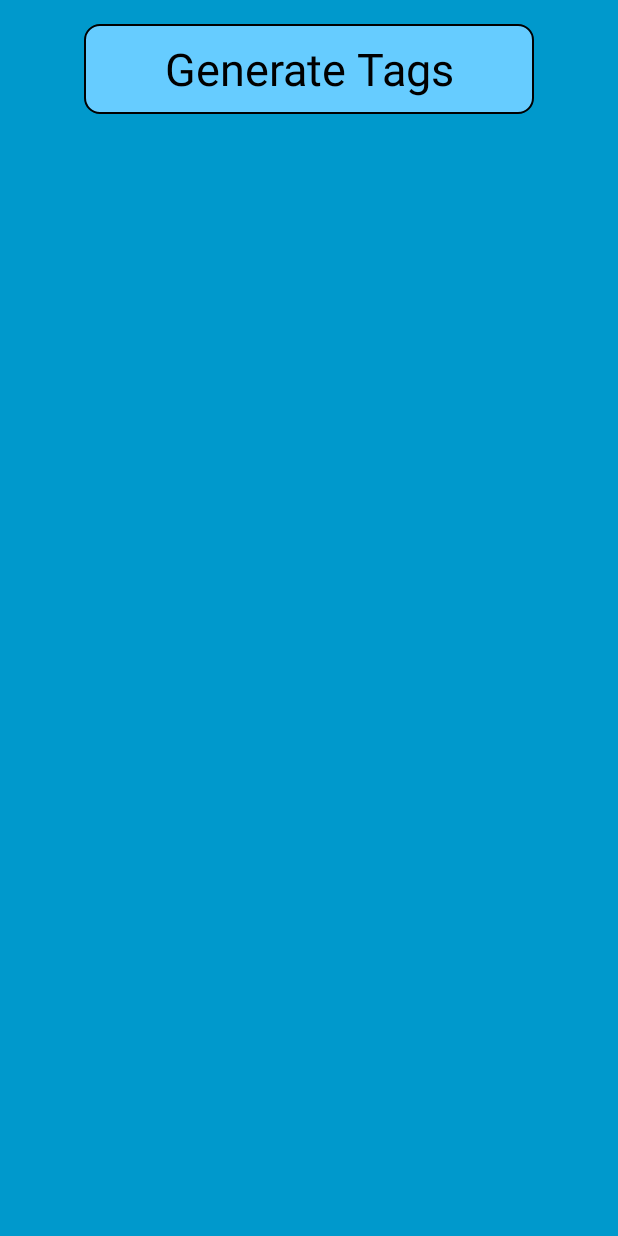
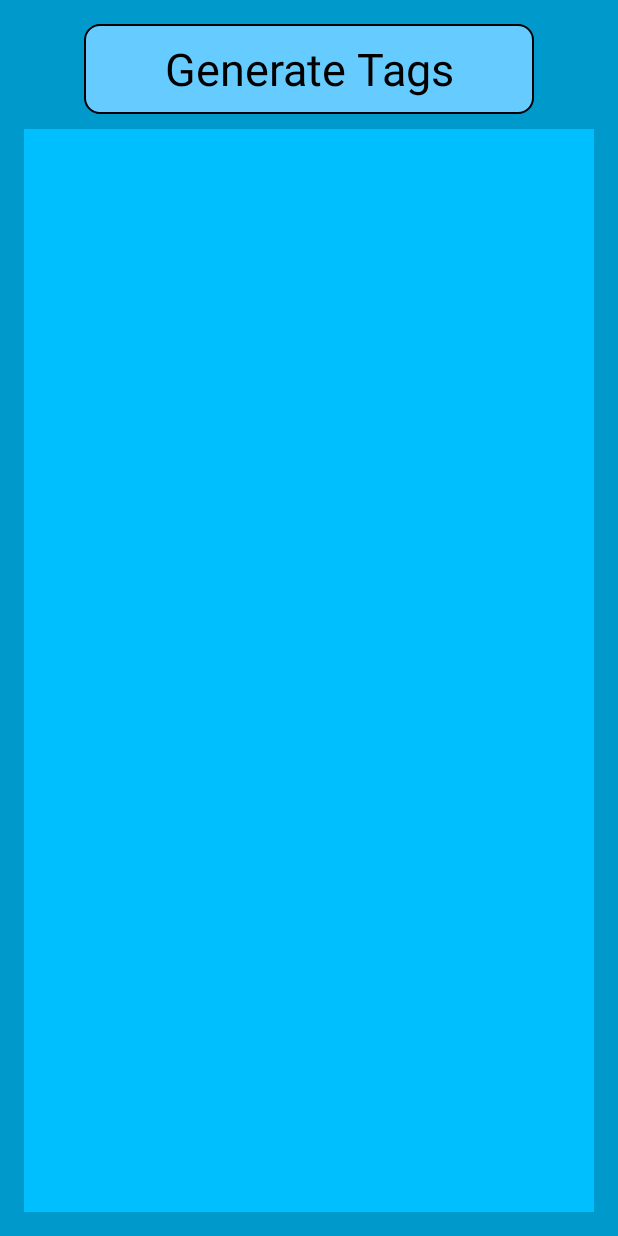
Before and after one commit to bikevin/PhotoTag, an Android app: the layout fragment_game.xml on its own in the app's theme, with its tools: preview values and no code run, on a phone screen of 412 x 824 dp. Run offline under Robolectric (Android 15) with nearby library versions, the phone set to English and light mode, and no system bars.

Commit message:
improved second activity UI

```diff
--- a/app/src/main/java/com/kevin/phototag/GameActivity.java
+++ b/app/src/main/java/com/kevin/phototag/GameActivity.java
@@ -45,6 +45,7 @@ public class GameActivity extends AppCompatActivity
         mNavigationDrawerFragment.setUp(
                 R.id.navigation_drawer,
                 (DrawerLayout) findViewById(R.id.drawer_layout));
+        getSupportActionBar().setTitle(" ");
     }
 
     @Override
--- a/app/src/main/res/layout/activity_game.xml
+++ b/app/src/main/res/layout/activity_game.xml
@@ -3,6 +3,7 @@
     xmlns:tools="http://schemas.android.com/tools" android:id="@+id/drawer_layout"
     android:layout_width="match_parent" android:layout_height="match_parent"
     tools:context="com.kevin.phototag.GameActivity">
+
 
     <!-- As the main content view, the view below consumes the entire
          space available using match_parent in both dimensions. -->
--- a/app/src/main/res/layout/fragment_game.xml
+++ b/app/src/main/res/layout/fragment_game.xml
@@ -20,5 +20,75 @@
         android:background="@drawable/generate_button"
         style="?android:attr/borderlessButtonStyle"
         />
+    <RelativeLayout
+        android:layout_marginTop="10dp"
+        android:layout_width="fill_parent"
+        android:layout_height="wrap_content"
+        android:layout_below="@id/generate_tags"
+        android:background="#00bfff"
+        >
+        <LinearLayout
+            android:layout_width="fill_parent"
+            android:layout_height="fill_parent"
+            android:orientation="vertical">
+            <TextView
+                android:id="@+id/left1"
+                android:textColor="#00628B"
+                android:layout_width="wrap_content"
+                android:layout_height="wrap_content" />
+            <TextView
+                android:id="@+id/left2"
+                android:textColor="#00628B"
+                android:layout_width="wrap_content"
+                android:layout_height="wrap_content" />
+            <TextView
+                android:id="@+id/left3"
+                android:textColor="#00628B"
+                android:layout_width="wrap_content"
+                android:layout_height="wrap_content" />
+            <TextView
+                android:id="@+id/left4"
+                android:textColor="#00628B"
+                android:layout_width="wrap_content"
+                android:layout_height="wrap_content" />
+            <TextView
+                android:id="@+id/left5"
+                android:textColor="#00628B"
+                android:layout_width="wrap_content"
+                android:layout_height="wrap_content" />
+
+        </LinearLayout>
+
+        <LinearLayout
+            android:orientation="vertical"
+            android:layout_width="50dp"
+            android:layout_height="fill_parent">
+            <TextView
+                android:id="@+id/right1"
+                android:textColor="#00628B"
+                android:layout_width="wrap_content"
+                android:layout_height="wrap_content" />
+            <TextView
+                android:id="@+id/right2"
+                android:textColor="#00628B"
+                android:layout_width="wrap_content"
+                android:layout_height="wrap_content" />
+            <TextView
+                android:id="@+id/right3"
+                android:textColor="#00628B"
+                android:layout_width="wrap_content"
+                android:layout_height="wrap_content" />
+            <TextView
+                android:id="@+id/right4"
+                android:textColor="#00628B"
+                android:layout_width="wrap_content"
+                android:layout_height="wrap_content" />
+            <TextView
+                android:id="@+id/right5"
+                android:textColor="#00628B"
+                android:layout_width="wrap_content"
+                android:layout_height="wrap_content" />
+        </LinearLayout>
+    </RelativeLayout>
 
 </RelativeLayout>
--- a/app/src/main/res/values/styles.xml
+++ b/app/src/main/res/values/styles.xml
@@ -1,7 +1,7 @@
 <resources>
 
     <!-- Base application theme. -->
-    <style name="AppTheme" parent="Theme.AppCompat.Light.NoActionBar">
+    <style name="AppTheme" parent="Theme.AppCompat.Light.DarkActionBar">
         <!-- Customize your theme here. -->
         <item name="colorPrimary">@color/colorPrimary</item>
         <item name="colorPrimaryDark">@color/colorPrimaryDark</item>
```
